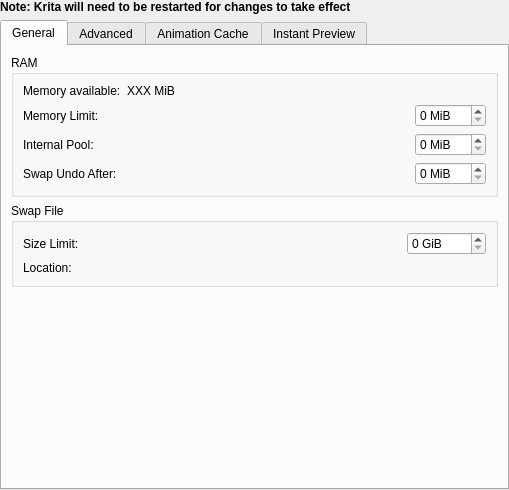
The window that libs/ui/forms/wdgperformancesettings.ui (KDE/krita) describes before a commit, drawn with Qt 5.
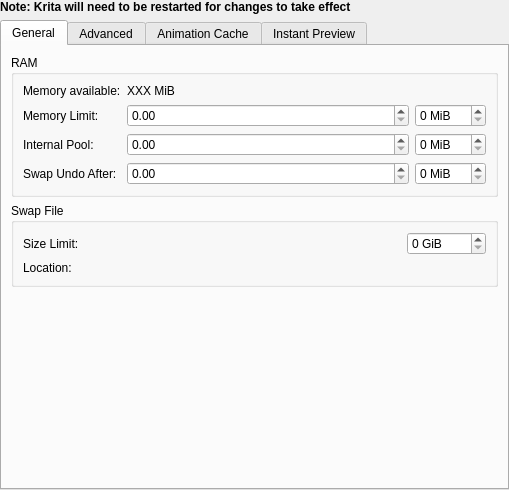
The same window after the commit. Custom widgets are drawn as their Qt base class.

Commit message:
ui: Fix Designer not rendering KisDoubleSliderSpinBox as QDoubleSpinBox
Part-of: <https://invent.kde.org/graphics/krita/-/merge_requests/1742>

Diff of the .ui file:
```diff
--- a/libs/ui/forms/wdgperformancesettings.ui
+++ b/libs/ui/forms/wdgperformancesettings.ui
@@ -623,7 +623,7 @@
   </customwidget>
   <customwidget>
    <class>KisDoubleSliderSpinBox</class>
-   <extends>QWidget</extends>
+   <extends>QDoubleSpinBox</extends>
    <header location="global">kis_slider_spin_box.h</header>
    <container>1</container>
   </customwidget>
```
The commit also changes 54 other files.
